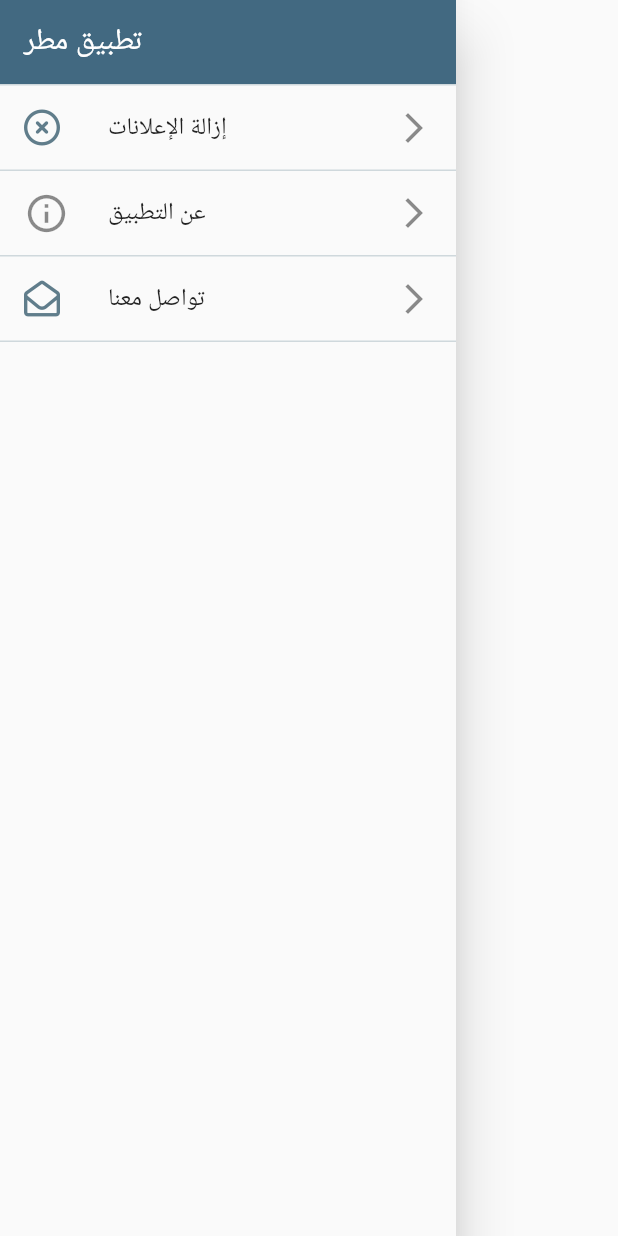
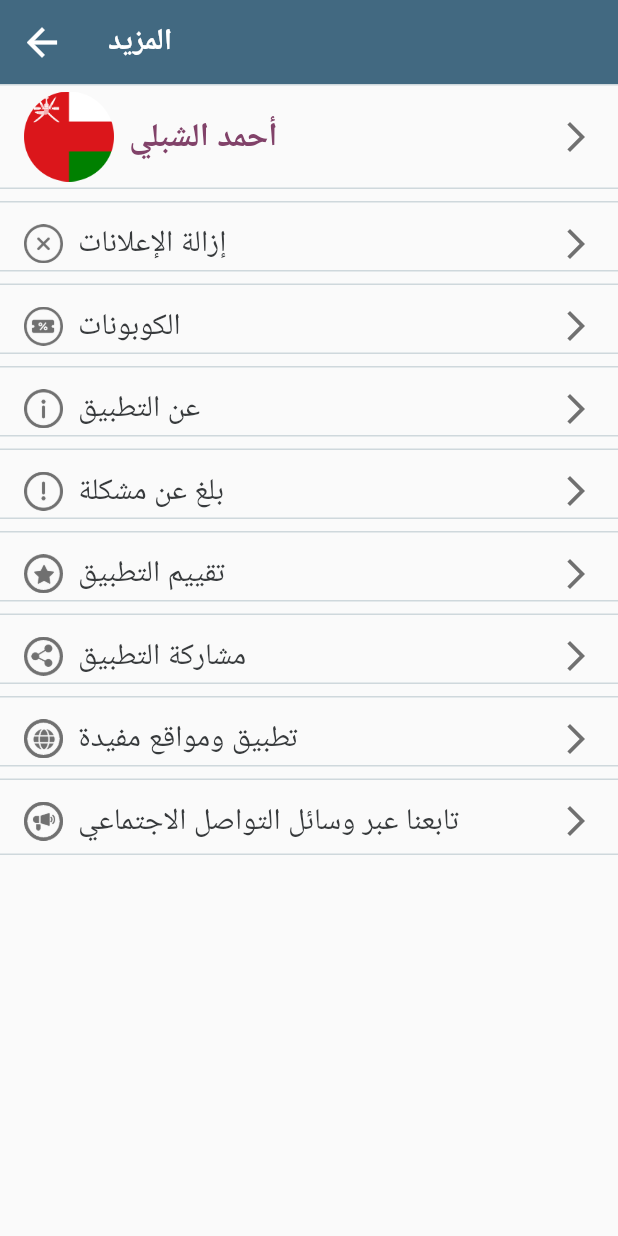
Before and after one commit to githussein/matar_weather, a Flutter app: the AppDrawer widget shown alone on an empty page, opened directly, on a phone screen of 412 x 824 dp. Run offline on Flutter 3.47's test engine with Material 2 defaults, Android fonts, the phone set to English and light mode, and no system bars; our stand-ins replace font_awesome_flutter, webview_flutter; network calls fail.

Commit message:
completes app drawer

```diff
--- a/lib/main.dart
+++ b/lib/main.dart
@@ -18,8 +18,7 @@ class MyApp extends StatelessWidget {
         primarySwatch: Colors.blue,
       ),
       home: const Directionality(
-          textDirection: TextDirection.rtl,
-          child: BottomNavBar()),
+          textDirection: TextDirection.rtl, child: BottomNavBar()),
     );
   }
 }
--- a/lib/screens/bottom_nav_bar.dart
+++ b/lib/screens/bottom_nav_bar.dart
@@ -41,29 +41,29 @@ class _BottomNavBarState extends State<BottomNavBar> {
       const BottomNavigationBarItem(
         icon: Padding(
           padding: EdgeInsets.only(bottom: 8),
-          child: Icon(Icons.wb_sunny),
+          child: Image(image: AssetImage('assets/img/weather.png')),
         ),
-        label: 'التوقعات',
+        label: 'التوقعات ومتابعة الحالات',
       ),
       const BottomNavigationBarItem(
         icon: Padding(
           padding: EdgeInsets.only(bottom: 8),
-          child: Icon(Icons.satellite),
+          child: Image(image: AssetImage('assets/img/sat.png')),
         ),
-        label: 'الأقمار الاسطناعية',
+        label: 'صور الأقمار الاسطناعية',
       ),
       const BottomNavigationBarItem(
         icon: Padding(
           padding: EdgeInsets.only(bottom: 8),
-          child: Icon(Icons.camera_alt),
+          child: Image(image: AssetImage('assets/img/camera.png')),
         ),
-        label: 'صور ومقاطع',
+        label: 'صور ومقاطع الطقس',
       ),
     ];
     return WillPopScope(
       onWillPop: () async {
         final isFirstRouteInCurrentTab =
-        !await _navigatorKeys[_selectedIndex]!.currentState!.maybePop();
+            !await _navigatorKeys[_selectedIndex]!.currentState!.maybePop();
         if (isFirstRouteInCurrentTab) {
           if (_currentPage != 'Predictions') {
             _selectTab('Predictions', 0);
--- a/lib/screens/map_screen.dart
+++ b/lib/screens/map_screen.dart
@@ -14,17 +14,21 @@ class _MapScreenState extends State<MapScreen> {
   Widget build(BuildContext context) {
     return Scaffold(
       appBar: AppBar(
-        title: const Text('التوقعات ومتابعة الحالات'),
+        title: const Text(
+          'صور الأقمار الاصطناعية',
+          style: TextStyle(
+              fontSize: 20, fontWeight: FontWeight.bold, color: Colors.white),
+        ),
+        elevation: 0,
         centerTitle: false,
         backgroundColor: const Color(0xff426981),
       ),
-      drawer: AppDrawer(),
+      drawer: const AppDrawer(),
       body: const WebView(
         debuggingEnabled: true,
         javascriptMode: JavascriptMode.unrestricted,
         initialUrl: 'https://satellites.pro/Oman_map#23.553917,56.337891,6',
       ),
     );
-
   }
 }
--- a/lib/screens/predictions_screen.dart
+++ b/lib/screens/predictions_screen.dart
@@ -13,15 +13,22 @@ class _PredictionsScreenState extends State<PredictionsScreen> {
   Widget build(BuildContext context) {
     return Scaffold(
       appBar: AppBar(
-        title: const Text('صور الأقمار الاصطناعية'),
+        title: const Text(
+          'التوقعات ومتابعة الحالات',
+          style: TextStyle(
+              fontSize: 20, fontWeight: FontWeight.bold, color: Colors.white),
+        ),
+        elevation: 0,
         centerTitle: false,
         backgroundColor: const Color(0xff426981),
       ),
-      drawer: AppDrawer(),
+      drawer: const AppDrawer(),
       body: Center(
         child: Column(
           children: const [
-            Image(image: NetworkImage('https://cdn.images.express.co.uk/img/dynamic/78/590x/Cyclone-Hikaa-path-1181787.jpg?r=1569271511914')),
+            Image(
+                image: NetworkImage(
+                    'https://cdn.images.express.co.uk/img/dynamic/78/590x/Cyclone-Hikaa-path-1181787.jpg?r=1569271511914')),
             SizedBox(height: 20),
             Text('توقعات بطقس جميل منعش'),
           ],
--- a/lib/screens/reels_screen.dart
+++ b/lib/screens/reels_screen.dart
@@ -23,9 +23,9 @@ class _ReelsScreenState extends State<ReelsScreen> {
         ),
         centerTitle: false,
         elevation: 0,
-        backgroundColor: Colors.transparent,
+        backgroundColor: const Color(0xff426981),
       ),
-      drawer: AppDrawer(),
+      drawer: const AppDrawer(),
       body: PageView.builder(
         scrollDirection: Axis.vertical,
         itemCount: 10,
--- a/lib/widgets/app_drawer.dart
+++ b/lib/widgets/app_drawer.dart
@@ -5,56 +5,88 @@ import 'package:font_awesome_flutter/font_awesome_flutter.dart';
 // import '../screens/contact_us.dart';
 
 class AppDrawer extends StatelessWidget {
+  const AppDrawer({Key? key}) : super(key: key);
+
   @override
   Widget build(BuildContext context) {
-    return Drawer(
+    return SizedBox(
+      width: MediaQuery.of(context).size.width,
+      child: Drawer(
           child: Column(
         children: [
           AppBar(
+            leading: IconButton(
+              icon: const Icon(Icons.arrow_back, size: 30,),
+              onPressed: () => Navigator.of(context).pop(),
+            ),
+            title: const Text(
+              'المزيد',
+              style: TextStyle(
+                  fontSize: 20,
+                  fontWeight: FontWeight.bold,
+                  color: Colors.white),
+            ),
             elevation: 0,
-          title: const Text('تطبيق مطر'),
-          // automaticallyImplyLeading: false //don't display back button
+            centerTitle: false,
             backgroundColor: const Color(0xff426981),
           ),
           Expanded(
             child: ListView(
               children: <Widget>[
-              _buildDivider(),
-              ListTile(
-                leading: const FaIcon(
-                  FontAwesomeIcons.circleXmark,
-                  color: Colors.blueGrey,
+                Container(height: 1, color: Colors.blueGrey.shade100),
+                Column(
+                  children: [
+                    Padding(
+                      padding: const EdgeInsets.symmetric(
+                          horizontal: 16, vertical: 4),
+                      child: Row(
+                        mainAxisAlignment: MainAxisAlignment.spaceBetween,
+                        children: [
+                          Row(
+                            children: const [
+                              Image(
+                                image: AssetImage('assets/img/oman.png'),
+                                height: 60,
                               ),
-                title: const Text('إزالة الإعلانات'),
-                trailing: const Icon(Icons.arrow_forward_ios),
-                onTap: () {
-                  // Navigator.of(context).pushReplacementNamed('/');
-                },
+                              SizedBox(width: 10),
+                              Text('أحمد الشبلي',
+                                  overflow: TextOverflow.clip,
+                                  style: TextStyle(
+                                      fontWeight: FontWeight.bold,
+                                      fontSize: 22,
+                                      color: Color(0xff814269))),
+                            ],
+                          ),
+                          const Icon(
+                            Icons.arrow_forward_ios,
+                            color: Color(0xff707070),
+                          ),
+                        ],
+                      ),
+                    ),
+                    // _buildDivider(),
+                  ],
                 ),
                 _buildDivider(),
-              ListTile(
-                leading: const Icon(Icons.info_outline, size: 30),
-                title: const Text('عن التطبيق'),
-                trailing: const Icon(Icons.arrow_forward_ios),
-                onTap: () {
-                  // Navigator.of(context)
-                  //     .pushReplacementNamed(ContactUsScreen.routeName);
-                },
-              ),
+                const AppDrawerItem('إزالة الإعلانات', 'assets/icon/close.png'),
                 _buildDivider(),
-              ListTile(
-                leading: const FaIcon(
-                  FontAwesomeIcons.envelopeOpen,
-                  color: Colors.blueGrey,
-                ),
-                title: const Text('تواصل معنا'),
-                trailing: const Icon(Icons.arrow_forward_ios),
-                onTap: () {
-                  // Navigator.of(context)
-                  //     .pushReplacementNamed(ContactUsScreen.routeName);
-                },
-              ),
+                const AppDrawerItem('الكوبونات', 'assets/icon/coupon.png'),
                 _buildDivider(),
+                const AppDrawerItem('عن التطبيق', 'assets/icon/info.png'),
+                _buildDivider(),
+                const AppDrawerItem('بلغ عن مشكلة', 'assets/icon/report.png'),
+                _buildDivider(),
+                const AppDrawerItem('تقييم التطبيق', 'assets/icon/star.png'),
+                _buildDivider(),
+                const AppDrawerItem('مشاركة التطبيق', 'assets/icon/share.png'),
+                _buildDivider(),
+                const AppDrawerItem(
+                    'تطبيق ومواقع مفيدة', 'assets/icon/globe.png'),
+                _buildDivider(),
+                const AppDrawerItem('تابعنا عبر وسائل التواصل الاجتماعي',
+                    'assets/icon/horn.png'),
+                const SizedBox(height: 4),
+                Container(height: 1, color: Colors.blueGrey.shade100),
               ],
             ),
           ),
@@ -84,15 +116,69 @@ class AppDrawer extends StatelessWidget {
           //           ),
           //         ))),
         ],
-    ));
+      )),
+    );
   }
 
-  Container _buildDivider() {
-    return Container(
-      // margin: const EdgeInsets.symmetric(horizontal: 16),
-      width: 200,
-      height: 1.0,
-      color: Colors.blueGrey.shade100,
+  // Widget _buildDivider() {
+  //   return Column(
+  //       children: [
+  //         Expanded(child: Container(height: 12, color: Colors.grey.shade200)),
+  //       ],
+  //   );
+  // }
+}
+
+Widget _buildDivider() {
+  // return Container(width: 200, height: 1.0, color: Colors.blueGrey.shade100);
+  return Column(
+    children: [
+      Container(height: 1, color: Colors.blueGrey.shade100),
+      const SizedBox(height: 8),
+      Container(height: 1, color: Colors.blueGrey.shade100),
+    ],
+  );
+}
+
+class AppDrawerItem extends StatelessWidget {
+  const AppDrawerItem(this.text, this.iconPath, {Key? key}) : super(key: key);
+
+  final String text;
+  final String iconPath;
+
+  @override
+  Widget build(BuildContext context) {
+    return Column(
+      children: [
+        const SizedBox(height: 10),
+        Padding(
+          padding: const EdgeInsets.symmetric(horizontal: 16, vertical: 4),
+          child: Row(
+            mainAxisAlignment: MainAxisAlignment.spaceBetween,
+            children: [
+              Row(
+                children: [
+                  ImageIcon(
+                    AssetImage(iconPath),
+                    size: 26,
+                    color: const Color(0xff707070),
+                  ),
+                  const SizedBox(width: 10),
+                  Text(text,
+                      overflow: TextOverflow.clip,
+                      style: const TextStyle(
+                          fontSize: 20, color: Color(0xff373A3C))),
+                ],
+              ),
+              const Icon(
+                Icons.arrow_forward_ios,
+                color: Color(0xff707070),
+              ),
+            ],
+          ),
+        ),
+        // _buildDivider(),
+      ],
     );
   }
 }
--- a/pubspec.yaml
+++ b/pubspec.yaml
@@ -60,9 +60,9 @@ flutter:
   uses-material-design: true
 
   # To add assets to your application, add an assets section, like this:
-  # assets:
-  #   - images/a_dot_burr.jpeg
-  #   - images/a_dot_ham.jpeg
+  assets:
+    - assets/img/
+    - assets/icon/
 
   # An image asset can refer to one or more resolution-specific "variants", see
   # https://flutter.dev/assets-and-images/#resolution-aware.
```
Also changed, not shown: assets/icon/close.png (added), assets/icon/coupon.png (added), assets/icon/globe.png (added), assets/icon/horn.png (added), assets/icon/info.png (added), assets/icon/report.png (added), assets/icon/share.png (added), assets/icon/star.png (added), assets/img/camera.png (added), assets/img/oman.png (added), assets/img/sat.png (added), assets/img/weather.png (added). Lines whose indentation alone changed are shown as unchanged.
